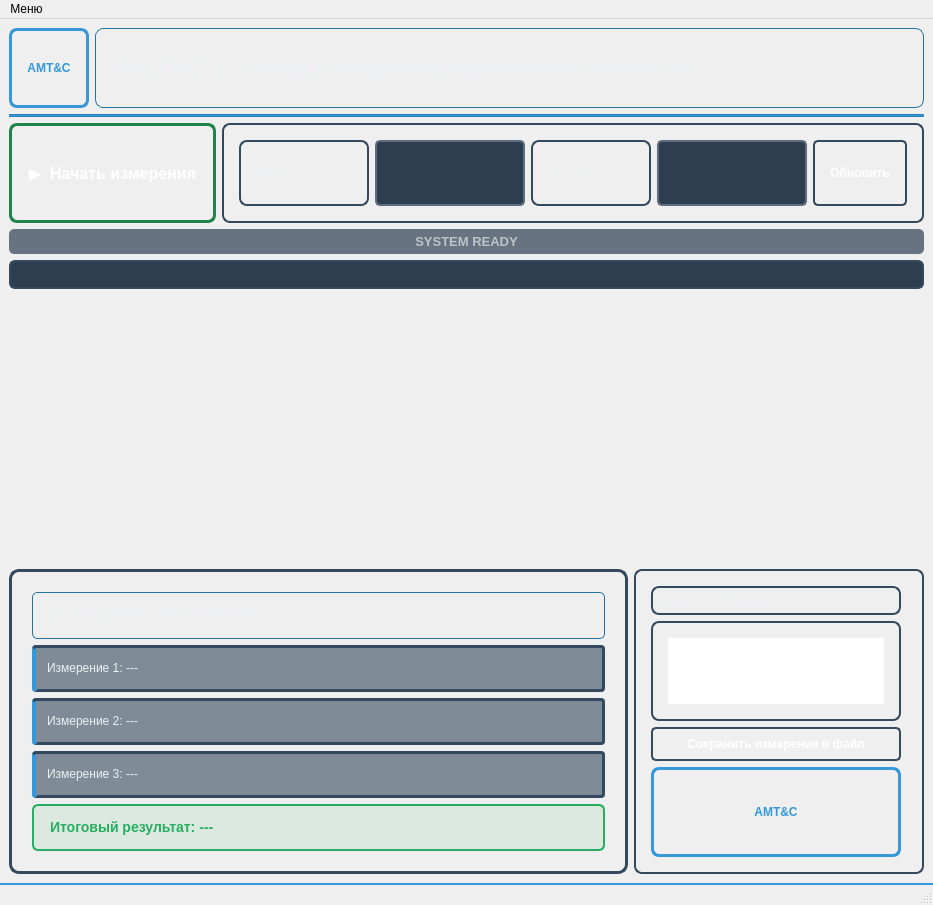
Before: the Qt Designer form HelmCoilsUI.ui in BuslaySt/Helmholz-Polymagnit, drawn with Qt 5.
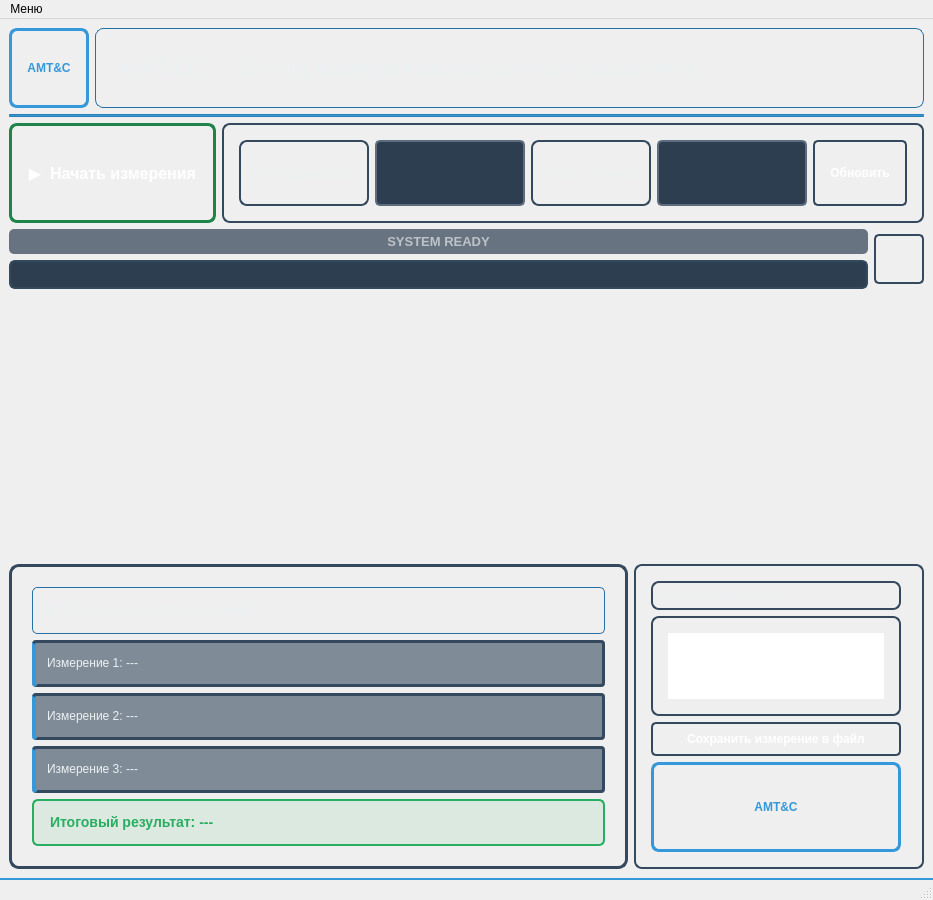
After: the same form once the commit is applied. Icons and pictures are not drawn.

```diff
--- a/HelmCoilsUI.ui
+++ b/HelmCoilsUI.ui
@@ -7,7 +7,7 @@
     <x>0</x>
     <y>0</y>
     <width>933</width>
-    <height>905</height>
+    <height>900</height>
    </rect>
   </property>
   <property name="windowTitle">
@@ -26,7 +26,7 @@
 }</string>
   </property>
   <widget class="QWidget" name="centralwidget">
-   <layout class="QVBoxLayout" name="verticalLayout" stretch="0,0,0,0,0,2,1">
+   <layout class="QVBoxLayout" name="verticalLayout" stretch="0,0,0,0,2,1">
     <item>
      <layout class="QHBoxLayout" name="headerLayout">
       <item>
@@ -366,6 +366,10 @@
      </layout>
     </item>
     <item>
+     <layout class="QHBoxLayout" name="progressBarLayout">
+      <item>
+       <layout class="QVBoxLayout" name="progressBarLayoutV">
+        <item>
      <widget class="QLabel" name="progressLabel">
       <property name="maximumSize">
        <size>
@@ -393,6 +397,12 @@
     </item>
     <item>
      <widget class="QProgressBar" name="progressBar">
+          <property name="minimumSize">
+           <size>
+            <width>200</width>
+            <height>0</height>
+           </size>
+          </property>
       <property name="maximumSize">
        <size>
         <width>16777215</width>
@@ -417,6 +427,66 @@
 }</string>
       </property>
      </widget>
+        </item>
+       </layout>
+      </item>
+      <item>
+       <widget class="QPushButton" name="pBtn_refreshGraph">
+        <property name="minimumSize">
+         <size>
+          <width>0</width>
+          <height>0</height>
+         </size>
+        </property>
+        <property name="maximumSize">
+         <size>
+          <width>50</width>
+          <height>50</height>
+         </size>
+        </property>
+        <property name="cursor">
+         <cursorShape>PointingHandCursor</cursorShape>
+        </property>
+        <property name="toolTip">
+         <string>Обновить график</string>
+        </property>
+        <property name="styleSheet">
+         <string notr="true">QPushButton {
+    background: qlineargradient(x1: 0, y1: 0, x2: 0, y2: 1,
+                                stop: 0 #5d6d7e, stop: 1 #4a5f78);
+    color: white;
+    font-weight: bold;
+    border: 2px solid #34495e;
+    border-radius: 5px;
+    padding: 8px 15px;
+    font-size: 12px;
+}
+QPushButton:hover {
+    background: qlineargradient(x1: 0, y1: 0, x2: 0, y2: 1,
+                                stop: 0 #4a5f78, stop: 1 #3a4a5c);
+    border: 2px solid #2c3e50;
+}
+QPushButton:pressed {
+    background: qlineargradient(x1: 0, y1: 0, x2: 0, y2: 1,
+                                stop: 0 #3a4a5c, stop: 1 #2c3e50);
+}</string>
+        </property>
+        <property name="text">
+         <string/>
+        </property>
+        <property name="icon">
+         <iconset>
+          <normaloff>refresh-circle.svg</normaloff>refresh-circle.svg</iconset>
+        </property>
+        <property name="iconSize">
+         <size>
+          <width>40</width>
+          <height>40</height>
+         </size>
+        </property>
+       </widget>
+      </item>
+     </layout>
     </item>
     <item>
      <layout class="QHBoxLayout" name="chartLayout"/>
```
Left out of the diff: 12 changed lines with no effect on the pictures. Lines whose indentation alone changed are shown as unchanged.
